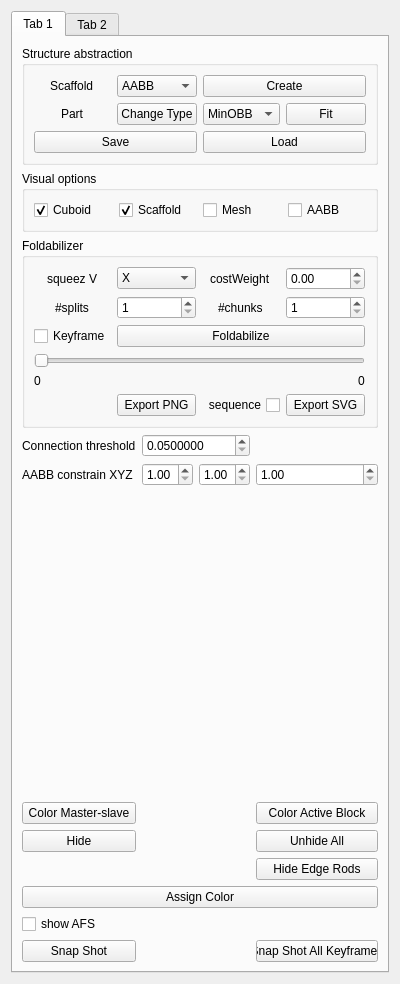
Above: FoldPlugin/FdWidget.ui from letienhung/fold-hcc before the change. Below: the same form after it.
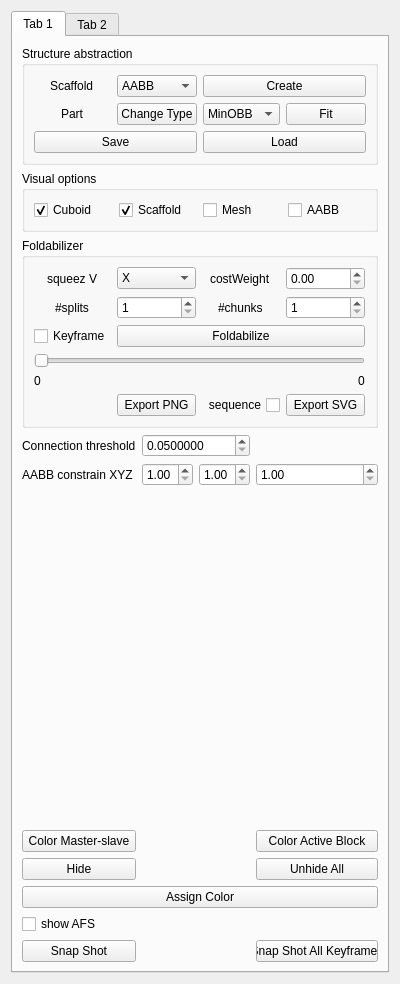
That is the form after the change.

Diff of the .ui file:
```diff
--- a/FoldPlugin/FdWidget.ui
+++ b/FoldPlugin/FdWidget.ui
@@ -321,13 +321,6 @@
          </property>
         </widget>
        </item>
-       <item row="10" column="4">
-        <widget class="QPushButton" name="hideEdgeRods">
-         <property name="text">
-          <string>Hide Edge Rods</string>
-         </property>
-        </widget>
-       </item>
        <item row="8" column="0">
         <widget class="QPushButton" name="colorMasterSlave">
          <property name="text">
```
Left out of the diff: 206 changed lines with no effect on the pictures.
